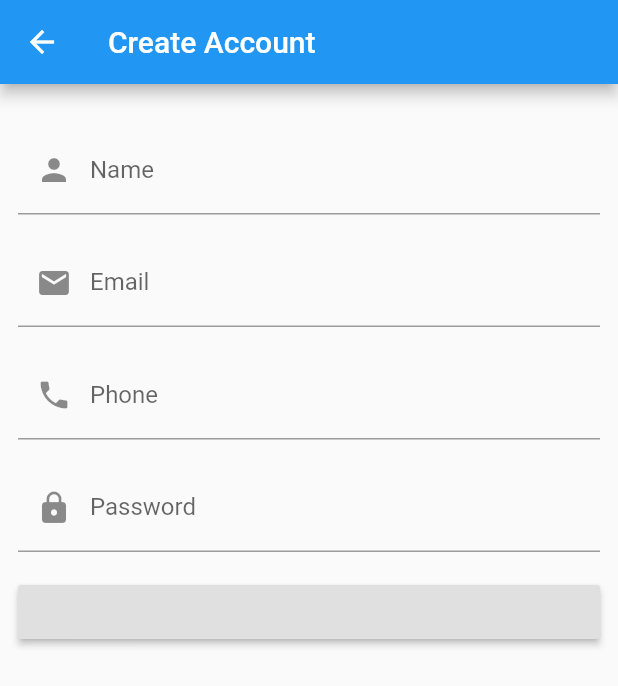
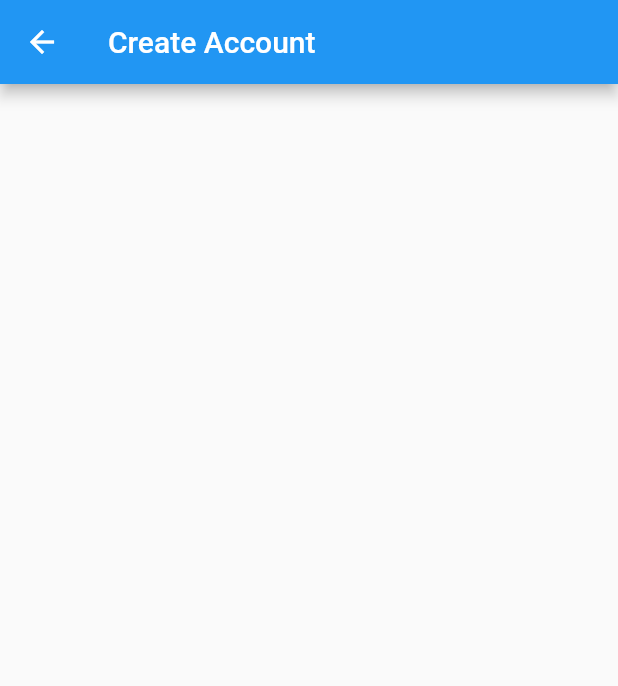
Before and after one commit to MrAnmol08/movielovers, a Flutter app: the screen it shows after launch, on a phone screen of 412 x 824 dp. Shown: the top 686 px of the screen. Run offline on Flutter 3.47's test engine with Material 2 defaults, Android fonts, the phone set to English and light mode, and no system bars; our stand-ins replace google_fonts.

Commit message:
cleared name, email, phone, password from register oage

```diff
--- a/lib/Login.dart
+++ b/lib/Login.dart
@@ -49,6 +49,7 @@ class _loginState extends State<login> {
                     child: TextField(
 
                       decoration: InputDecoration(
+                        prefixIcon: Icon(Icons.email),
                         border: InputBorder.none,
                         hintText: 'Email',
                       ),
@@ -72,6 +73,7 @@ class _loginState extends State<login> {
                       obscureText: true,
 
                       decoration: InputDecoration(
+                        prefixIcon: Icon(Icons.lock),
                         border: InputBorder.none,
                         hintText: 'Password',
                       ),
--- a/lib/RegisterPage.dart
+++ b/lib/RegisterPage.dart
@@ -2,6 +2,7 @@
 
 import 'package:flutter/material.dart';
 import 'package:google_fonts/google_fonts.dart';
+import 'package:movielovers/Login.dart';
 
 class RegisterPage extends StatefulWidget {
   const RegisterPage({Key? key}) : super(key: key);
@@ -21,7 +22,8 @@ class _RegisterPageState extends State<RegisterPage> {
       appBar: AppBar(
         leading: IconButton(
           icon: const Icon(Icons.arrow_back),
-          onPressed: () => Navigator.pop(context),
+          onPressed: () => Navigator.pop(context,
+          MaterialPageRoute(builder: (context) => const login()),),
         ),
         title: const Text('Create Account'),
       ),
@@ -39,58 +41,7 @@ class _RegisterPageState extends State<RegisterPage> {
                   //fontWeight: FontWeight.bold,
                 //),
               //),
-              const SizedBox(height: 16.0),
-              TextFormField(
-                decoration: const InputDecoration(
-                  prefixIcon: Icon(Icons.person),
-                  labelText: 'Name',
-                ),
-                validator: (input) => input!.trim().isEmpty ? 'Please enter a valid name' : null,
-                onSaved: (input) => _name = input!,
-              ),
-              const SizedBox(height: 16.0),
-              TextFormField(
-                decoration: const InputDecoration(
-                  prefixIcon: Icon(Icons.email),
-                  labelText: 'Email',
-                ),
-                validator: (input) => !input!.contains('@') ? 'Please enter a valid email' : null,
-                onSaved: (input) => _email = input!,
-              ),
-              const SizedBox(height: 16.0),
-              TextFormField(
-                decoration: const InputDecoration(
-                  prefixIcon: Icon(Icons.phone),
-                  labelText: 'Phone',
-                ),
-                validator: (input) => input!.trim().length < 10 ? 'Please enter a valid phone number' : null,
-                onSaved: (input) => _phone = input!,
-              ),
-              const SizedBox(height: 16.0),
-              TextFormField(
-                decoration: const InputDecoration(
-                  prefixIcon: Icon(Icons.lock),
-                  labelText: 'Password',
-                ),
-                obscureText: true,
-                validator: (input) => input!.length < 8 ? 'Password must be at least 8 characters' : null,
-                onSaved: (input) => _password = input!,
-              ),
-              const SizedBox(height: 16.0),
-              SizedBox(
-                width: double.infinity,
-                  child: RaisedButton(
-                    //color: Color.fromARGB(247, 168, 19, 19),
-                    onPressed: () {
-                      if (_formKey.currentState!.validate()) {
-                        _formKey.currentState!.save();
-                        Text('Create Account',
-                    style: GoogleFonts.khand(fontSize: 25, fontWeight: FontWeight.bold , color: Color.fromARGB(255, 10, 0, 0) ));
-                        // Perform create account here
-                      }
-                    },
-                  ),
-              ),
+
             ],
           ),
         ),
```
